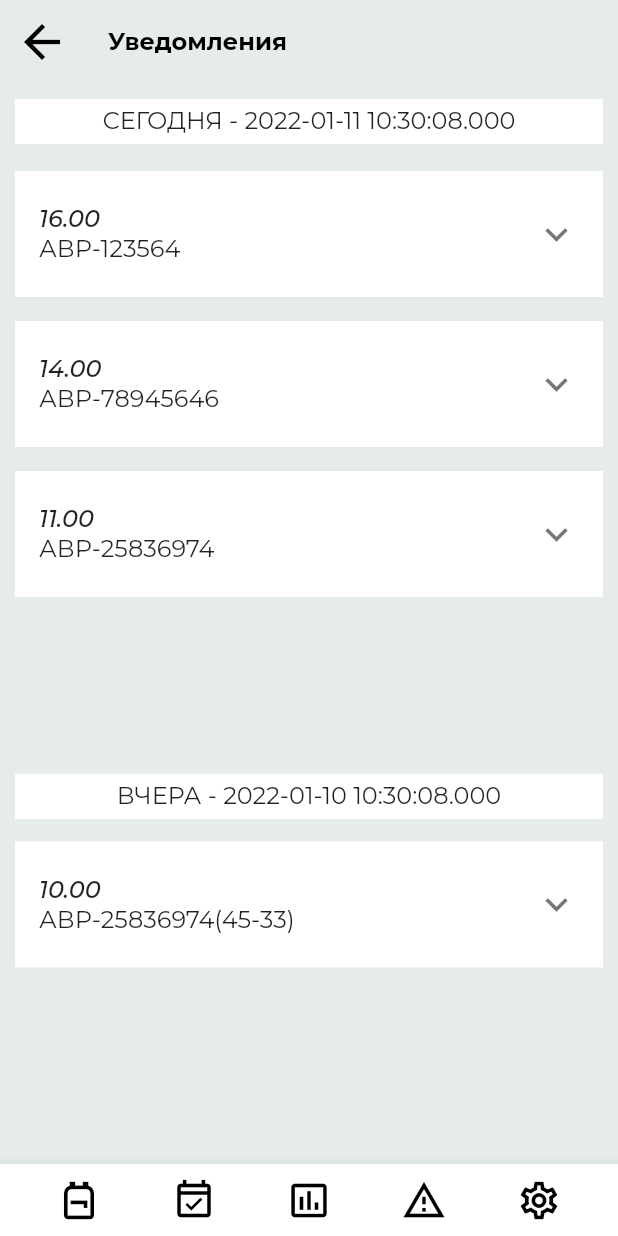
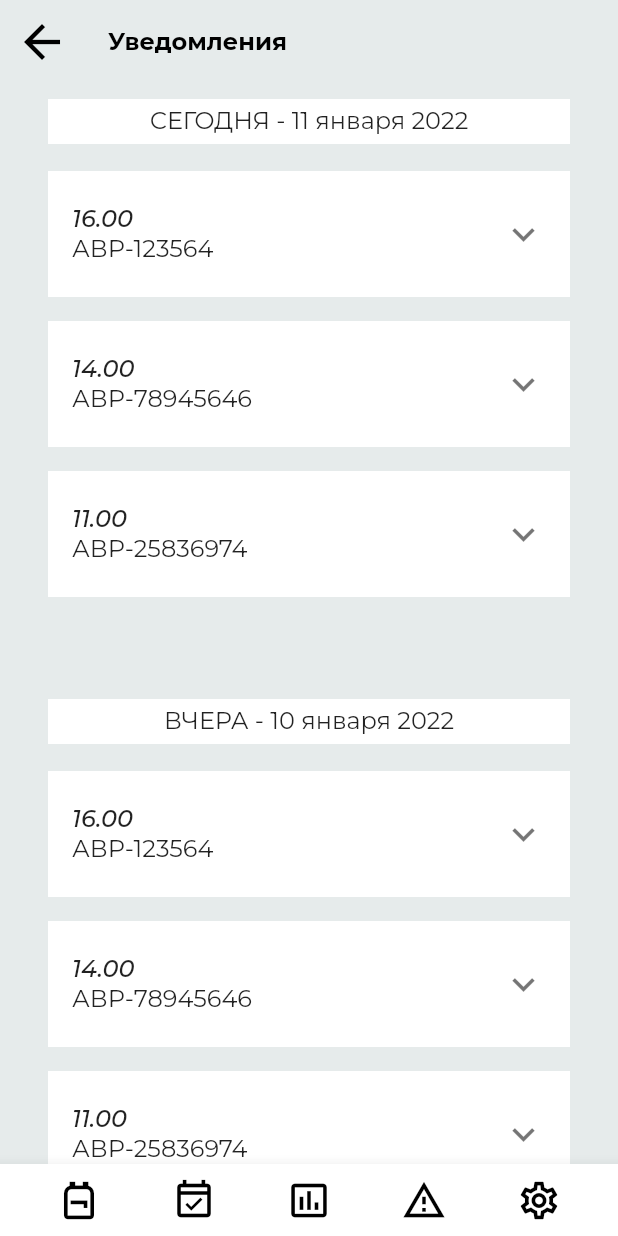
Before and after one commit to argustelecom/tasklist_lite, a Flutter app: the NotificationsPage screen opened by its route, on a phone screen of 412 x 824 dp. Run offline on Flutter 3.47's test engine with Material 2 defaults, Android fonts, the phone set to English and light mode, and no system bars; our stand-ins replace adaptive_breakpoints, carousel_slider, get, google_fonts, graphql, graphql_flutter and 1 more; missing offline and left inert: gql_http_link.

Commit message:
Добавлено: notify.dart - класс описывающий уведомление. Есть переменная task как ключ для будущего перехода к задаче. notification_fixtures.dart - класс с фикстурой для уведомлений, пока не завязан на фикстуры задач. Реализована одна фикстура. notification_card.dart - описывает карточку задачи. Карточка выполнена в соответсвии с текущим макетом.
Обновлено:
notifications_page.dart - страница с уведомлениями приведена к виду как на макете.

```diff
--- a/lib/crazylib/notification_card.dart
+++ b/lib/crazylib/notification_card.dart
@@ -17,9 +17,9 @@ class NotificationCard extends StatelessWidget {
     return Padding(
         padding: EdgeInsets.symmetric(horizontal: 0, vertical: 3),
       child: Container(
-        width: MediaQuery.of(context).size.width * 0.98,
+        width: MediaQuery.of(context).size.width,
         padding: EdgeInsets.symmetric(vertical: 5, horizontal: 0),
-        margin: EdgeInsets.symmetric(vertical: 5, horizontal: 10),
+        margin: EdgeInsets.symmetric(vertical: 5, horizontal: 0),
         child: ExpansionTile(
           title: Text(notify.time, style: TextStyle(fontStyle: FontStyle.italic)) ,
           subtitle: Text(notify.number),
--- a/lib/pages/notifications_page.dart
+++ b/lib/pages/notifications_page.dart
@@ -1,5 +1,6 @@
 import 'package:flutter/material.dart';
 import 'package:flutter/widgets.dart';
+import 'package:intl/intl.dart';
 import 'package:tasklist_lite/crazylib/bottom_button_bar.dart';
 import 'package:tasklist_lite/state/application_state.dart';
 import 'package:tasklist_lite/tasklist/fixture/notification_fixtures.dart';
@@ -20,8 +21,8 @@ class NotificationsPage extends StatefulWidget {
 class _NotificationsPageState extends State<NotificationsPage> {
 
   List<Notify> test1 = new NotificationFixtures().getNotify();
-  final dt = new DateTime.now();
-  final dt1 = new DateTime.now().subtract(Duration(days:1));
+  final dt = new  DateFormat('dd MMMM yyyy', "ru_RU").format(DateTime.now());
+  final dt1 = new DateFormat('dd MMMM yyyy', "ru_RU").format(DateTime.now().subtract(Duration(days:1)));
 
   @override
   Widget build(BuildContext context) {
@@ -31,10 +32,12 @@ class _NotificationsPageState extends State<NotificationsPage> {
         appBar: AppBar(
           title: new Text("Уведомления"),
         ),
-        body:Column(
+        body:Padding(
+          padding: EdgeInsets.symmetric(vertical: 0, horizontal: 32),
+          child: Column(
             children: [
               Container(
-              width: MediaQuery.of(context).size.width * 0.98,
+                width: MediaQuery.of(context).size.width,
                 child: Text("СЕГОДНЯ - $dt",
                   textAlign:  TextAlign.center,), //Сюда выводим вчерашнюю дату
                 decoration: BoxDecoration(
@@ -42,10 +45,10 @@ class _NotificationsPageState extends State<NotificationsPage> {
                     shape: BoxShape.rectangle
                 ),
                 padding: EdgeInsets.symmetric(vertical: 5, horizontal: 0),
-              margin: EdgeInsets.symmetric(vertical: 10, horizontal: 10),
+                margin: EdgeInsets.symmetric(vertical: 10, horizontal: 0),
               ),
               SizedBox(
-              height: 400.0,// #TODO: Если высоту не указать, не сможет создать виджет.
+                height: 350.0,// #TODO: Если высоту не указать, не сможет создать виджет.
                 child: ListView.builder(
                   shrinkWrap: false,
                   itemCount: test1.length,
@@ -55,7 +58,7 @@ class _NotificationsPageState extends State<NotificationsPage> {
                 ),
               ),
               Container(
-                  width: MediaQuery.of(context).size.width * 0.98,
+                    width: MediaQuery.of(context).size.width,
                     child: Text("ВЧЕРА - $dt1",
                           textAlign:  TextAlign.center,), //Сюда выводим вчерашнюю дату
                     decoration: BoxDecoration(
@@ -63,29 +66,21 @@ class _NotificationsPageState extends State<NotificationsPage> {
                     shape: BoxShape.rectangle
                     ),
                     padding: EdgeInsets.symmetric(vertical: 5, horizontal: 0),
-                  margin: EdgeInsets.symmetric(vertical: 10, horizontal: 10),
+                    margin: EdgeInsets.symmetric(vertical: 10, horizontal: 0),
               ),
-            Container(
-                width: MediaQuery.of(context).size.width * 0.98,
-                padding: EdgeInsets.symmetric(vertical: 5, horizontal: 0),
-                margin: EdgeInsets.symmetric(vertical: 5, horizontal: 10),
-                child: ExpansionTile(
-                  title: Text("10.00", style: TextStyle(fontStyle: FontStyle.italic)) ,
-                  subtitle: Text("АВР-25836974(45-33)"),
-                  children: [
-                    ListTile(
-                        title: Text("Осталось 30 минут до окончания этапа работ по наряду АВР-25836974(45-33)")
-                    )
-                  ],
+              SizedBox(
+                height: 350.0,// #TODO: Если высоту не указать, не сможет создать виджет.
+                child: ListView.builder(
+                  shrinkWrap: false,
+                  itemCount: test1.length,
+                  itemBuilder: (BuildContext context, int index) {
+                    return NotificationCard(notify: test1[index]);
+                  },
                 ),
-
-                decoration: BoxDecoration(
-                    color: themeData.cardColor,
-                    shape: BoxShape.rectangle)
               ),
             ],
           ),
-
+          ),
         bottomNavigationBar: BottomButtonBar());
   }
 }
```
Also changed, not shown: pubspec.lock. Lines whose indentation alone changed are shown as unchanged.
